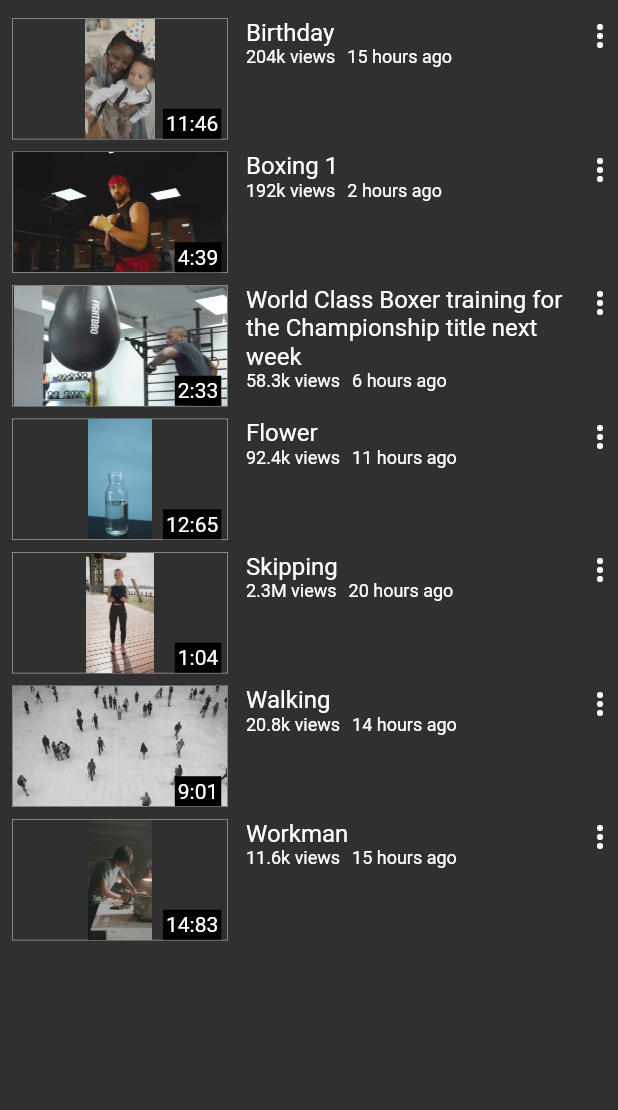
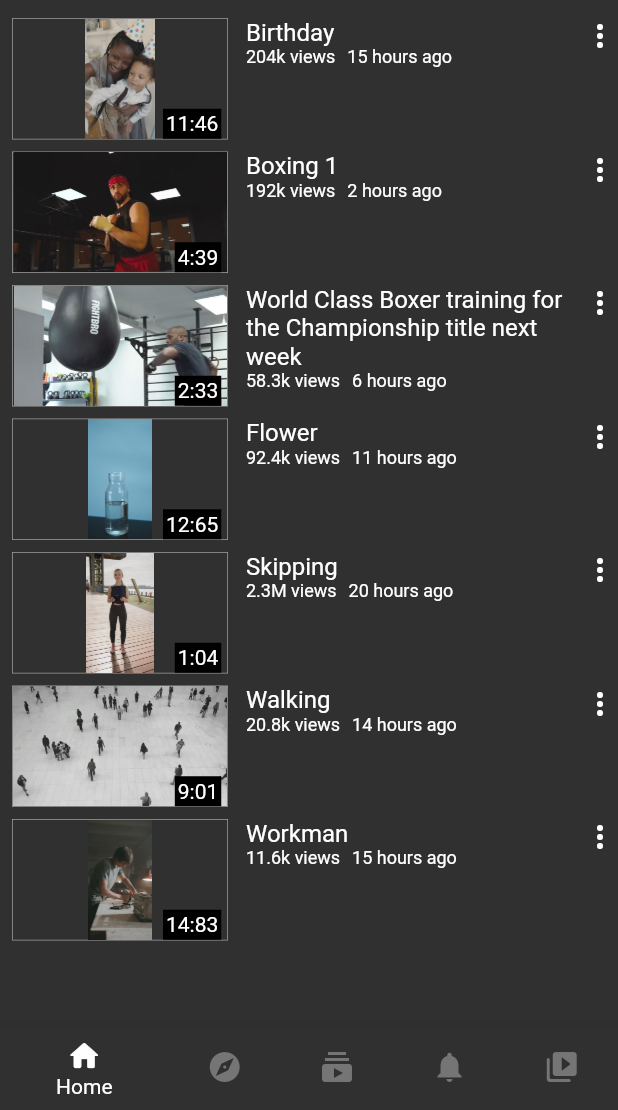
Before and after one commit to jinyus/fluttertube, a Flutter app: the screen it shows after launch, on a phone screen of 412 x 824 dp, the part 126-1236 px from its top. Run offline on Flutter 3.47's test engine with Material 2 defaults, Android fonts, the phone set to English and light mode, and no system bars; our stand-ins replace chewie, video_player.

Commit message:
Add bottom navbar

```diff
--- a/lib/main.dart
+++ b/lib/main.dart
@@ -40,6 +40,7 @@ class Homepage extends StatelessWidget {
     final onVideoPage = controller.hasVideo && !controller.isMinimized;
     return Scaffold(
       appBar: onVideoPage ? null : AppBar(title: Text('Flutter Youtube')),
+      bottomNavigationBar: onVideoPage ? null : _navBar,
       body: WillPopScope(
         onWillPop: () async {
           if (onVideoPage) {
@@ -85,6 +86,24 @@ class Homepage extends StatelessWidget {
   }
 }
 
+final _navBar = BottomNavigationBar(
+  selectedItemColor: Colors.white,
+  unselectedItemColor: Colors.grey[600],
+  items: [
+    BottomNavigationBarItem(icon: Icon(Icons.home_rounded), label: 'Home'),
+    BottomNavigationBarItem(icon: Icon(Icons.explore_rounded), label: 'Explore'),
+    BottomNavigationBarItem(
+      icon: Icon(Icons.subscriptions),
+      label: 'Subscriptions',
+    ),
+    BottomNavigationBarItem(icon: Icon(Icons.notifications), label: 'Notification'),
+    BottomNavigationBarItem(
+      icon: Icon(Icons.video_collection_rounded),
+      label: 'Library',
+    ),
+  ],
+);
+
 class SortDropDown extends StatelessWidget {
   @override
   Widget build(BuildContext context) {
--- a/lib/pages/video_page/video_page.dart
+++ b/lib/pages/video_page/video_page.dart
@@ -34,9 +34,12 @@ class _FullSizedContainer extends StatelessWidget {
   Widget build(BuildContext context) {
     final size = context.screenSize;
     //using MediaQuery.of(context).padding.top here returns 0.0
-    final barHeight = context.readVideoController.statusBarHeight;
+    // final barHeight = context.readVideoController.statusBarHeight;
+    final controller = context.watchVideoController;
+    final barHeight = controller.statusBarHeight;
+
     return Container(
-      color: Colors.grey[850],
+      color: controller.isMinimized ? Colors.transparent : Colors.grey[850],
       width: size.width,
       height: size.height - barHeight,
       alignment: Alignment.topCenter,
```
